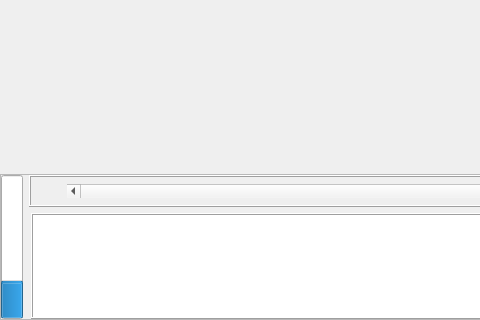
Old version of the form ui/design/draw_widget.ui in the repository Unarvest/Serial-Debug; both pictures show x 0 to 480 and y 329 to 649 of the 1182 by 649 pixel window.
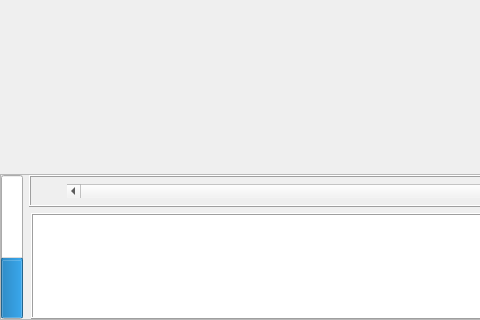
New version of the form. Icons and pictures are not drawn.

```diff
--- a/ui/design/draw_widget.ui
+++ b/ui/design/draw_widget.ui
@@ -101,6 +101,9 @@
       </property>
       <item>
        <widget class="QProgressBar" name="progressBar_2">
+        <property name="maximum">
+         <number>60</number>
+        </property>
         <property name="value">
          <number>24</number>
         </property>
```
Left out of the diff: 117 changed lines with no effect on the pictures.
